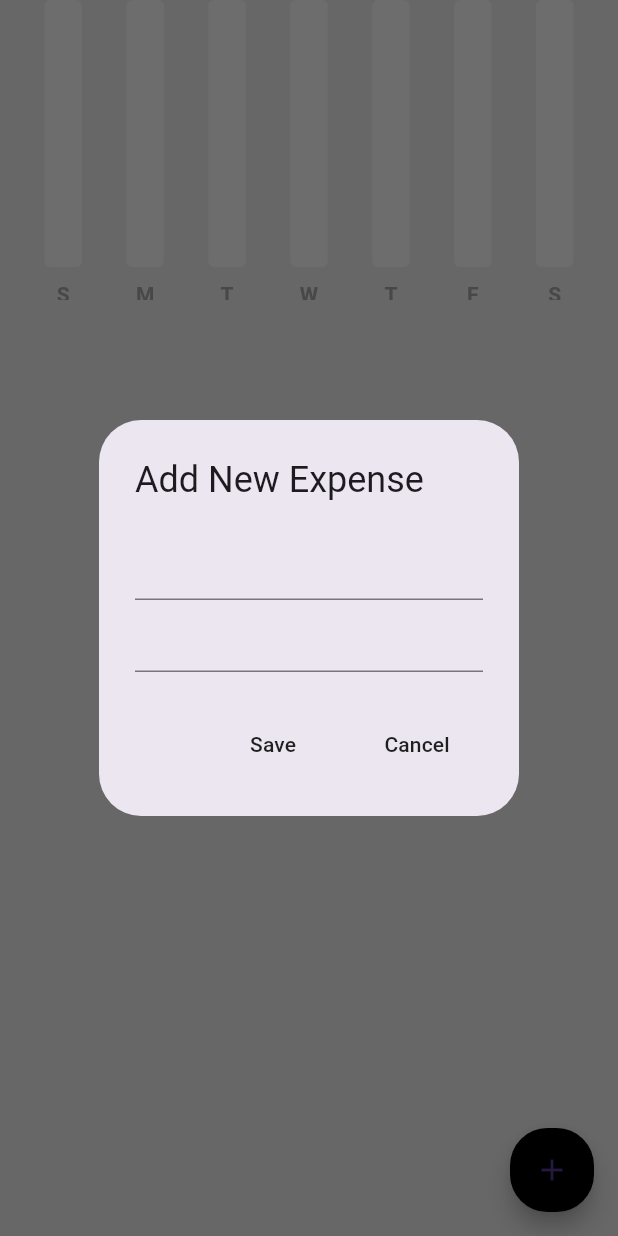
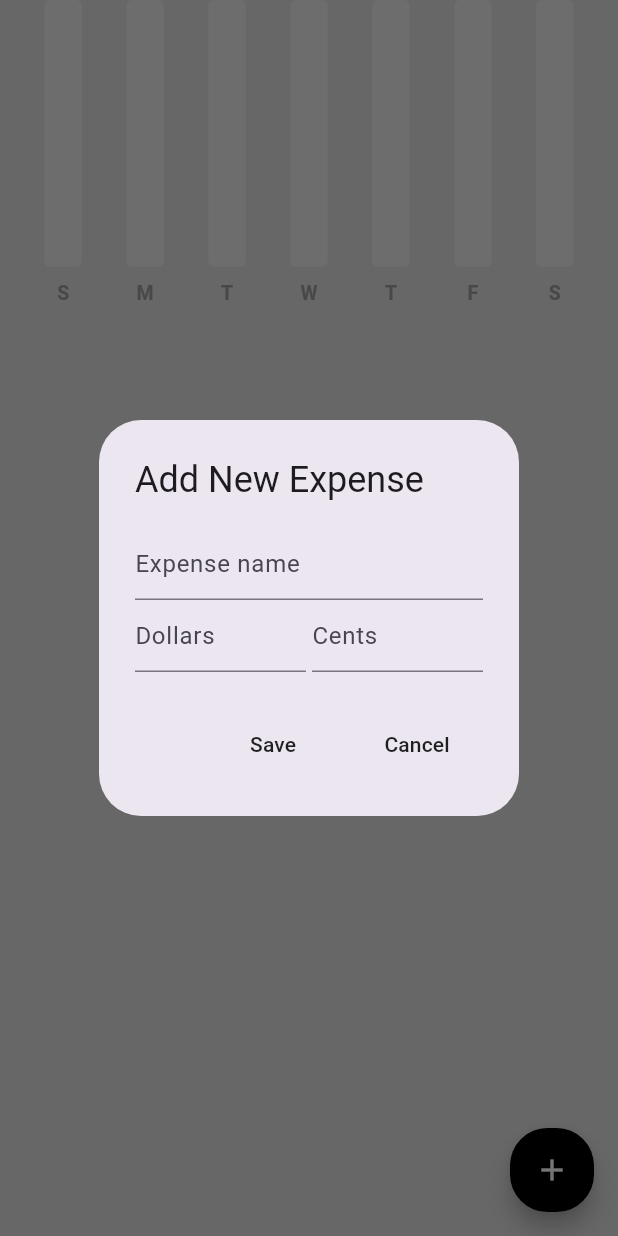
Before and after one commit to Slay2525/Expanses_app, a Flutter app: the screen it shows after launch, after a tap on the "add" icon, on a phone screen of 412 x 824 dp. Run offline on Flutter 3.47's test engine with Material 3 defaults, Android fonts, the phone set to English and light mode, and no system bars; drawn by our look-alikes of fl_chart.

Commit message:
none data base

```diff
--- a/lib/bar garph/bar_graph.dart
+++ b/lib/bar garph/bar_graph.dart
@@ -85,7 +85,7 @@ Widget getBottomTitles(double value, TitleMeta meta) {
   const style = TextStyle(
     color: Colors.grey,
     fontWeight: FontWeight.bold,
-    fontSize: 14,
+    fontSize: 13,
   );
   Widget text;
   switch (value.toInt()) {
--- a/lib/page/home_page.dart
+++ b/lib/page/home_page.dart
@@ -13,8 +13,9 @@ class HomePage extends StatefulWidget {
 }
 
 class _HomePageState extends State<HomePage> {
-  TextEditingController newExpanseAmountController = TextEditingController();
+  TextEditingController newExpanseDollarController = TextEditingController();
   TextEditingController newExpanseNameController = TextEditingController();
+  TextEditingController newExpanseCentsController = TextEditingController();
   void addNewExpense() {
     showDialog(
       context: context,
@@ -25,8 +26,31 @@ class _HomePageState extends State<HomePage> {
           children: [
             TextField(
               controller: newExpanseNameController,
+              decoration: const InputDecoration(
+                hintText: 'Expense name'
+              ),
             ),
-            TextField(controller: newExpanseAmountController)
+            Row(
+              children: [
+              Expanded(
+                  child: TextField(
+                    controller: newExpanseDollarController,
+                       decoration: const InputDecoration(
+                hintText: 'Dollars'
+              ),
+                  ),
+                ),
+                SizedBox(width: 4,),
+              Expanded(
+                  child: TextField(
+                    controller: newExpanseCentsController,
+                       decoration: const InputDecoration(
+                hintText: 'Cents'
+              ),
+                  ),
+                )
+              ],
+            )
           ],
         ),
         actions: [
@@ -38,10 +62,12 @@ class _HomePageState extends State<HomePage> {
   }
 
   void save() {
+    String amount =
+        '${newExpanseDollarController.text}.${newExpanseCentsController.text}';
+
     ExpenseItem newExpense = ExpenseItem(
       name: newExpanseNameController.text,
-      amount:
-          double.parse(newExpanseAmountController.text), //Without double.parse
+          amount: double.parse(amount),
       dateTime: DateTime.now(),
     );
     Provider.of<ExpenseData>(context, listen: false).addNewExpense(newExpense);
@@ -55,7 +81,8 @@ class _HomePageState extends State<HomePage> {
   }
 
   void clear() {
-    newExpanseAmountController.clear();
+    newExpanseDollarController.clear();
+    newExpanseCentsController.clear();
     newExpanseNameController.clear();
   }
 
@@ -67,7 +94,10 @@ class _HomePageState extends State<HomePage> {
           floatingActionButton: FloatingActionButton(
             onPressed: addNewExpense,
             backgroundColor: Colors.black,
-            child: const Icon(Icons.add),
+            child: const Icon(
+              Icons.add,
+              color: Colors.white,
+            ),
             shape: RoundedRectangleBorder(
               borderRadius: BorderRadius.circular(25),
             ),
```
